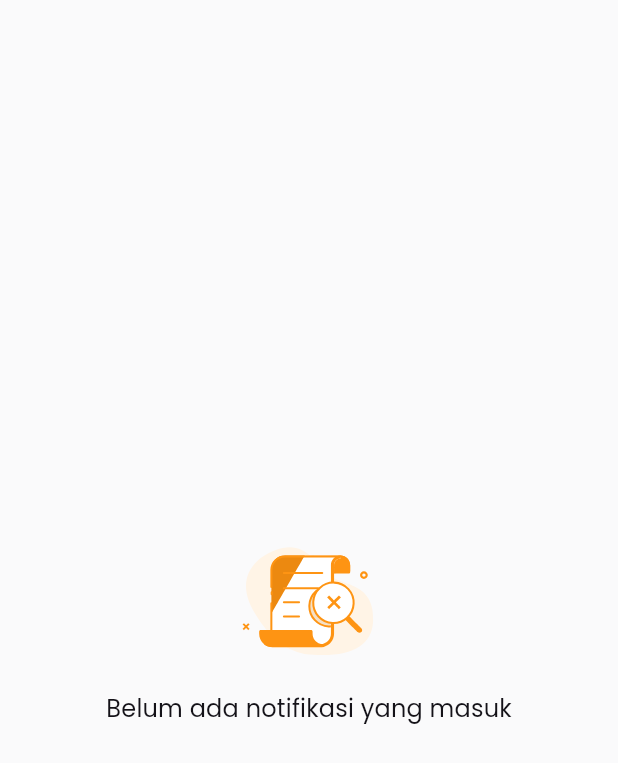
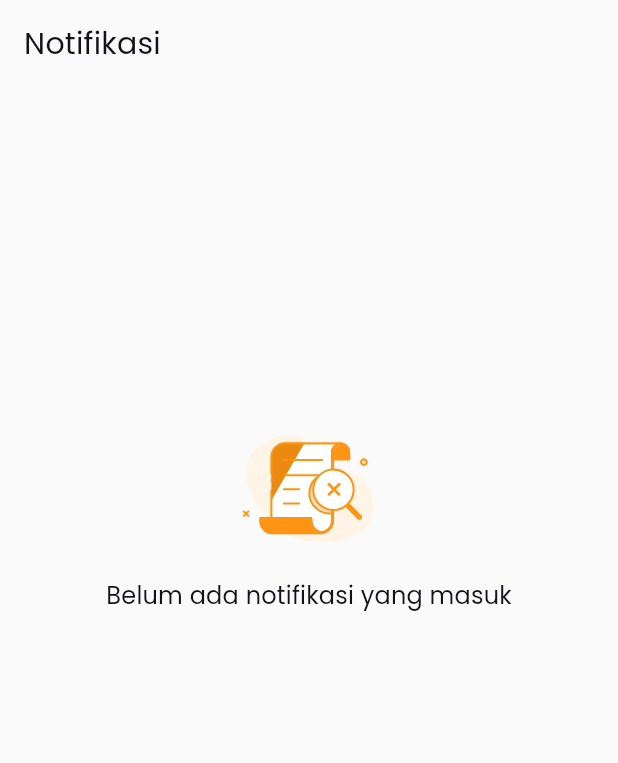
Before and after one commit to ahmadjanuar466/mobile_digister, a Flutter app: the NotificationScreen screen opened directly with empty values, on a phone screen of 412 x 824 dp. Shown: the top 763 px of the screen. Run offline on Flutter 3.47's test engine with Material 3 defaults, Android fonts, the light colour scheme and no system bars; drawn by our look-alikes of lottie, toastification; our stand-ins replace dio, dotted_border, firebase_core, firebase_messaging, flutter_animate, flutter_dotenv and 9 more; missing offline and left inert: flutter_vlc_player, mat_month_picker_dialog; accounts and stored records are empty; Roboto replaces fonts that are missing (Poppins_500).

Commit message:
update ui & fix memory leak

```diff
--- a/lib/screens/notification/notification_screen.dart
+++ b/lib/screens/notification/notification_screen.dart
@@ -126,7 +126,21 @@ class _NotificationScreenState extends State<NotificationScreen> {
                   )
                 ],
               )
-            : const EmptyData(title: 'Belum ada notifikasi yang masuk'),
+            : Column(
+                crossAxisAlignment: CrossAxisAlignment.start,
+                children: [
+                  Padding(
+                    padding: const EdgeInsets.all(16),
+                    child: Text(
+                      'Notifikasi',
+                      style: theme.textTheme.titleLarge,
+                    ),
+                  ),
+                  const Spacer(),
+                  const EmptyData(title: 'Belum ada notifikasi yang masuk'),
+                  const Spacer(flex: 2),
+                ],
+              ),
       ),
     );
   }
--- a/lib/screens/onboarding/onboarding_screen.dart
+++ b/lib/screens/onboarding/onboarding_screen.dart
@@ -1,5 +1,5 @@
 import 'package:digister/screens/onboarding/components/onboarding_buttons.dart';
-// import 'package:digister/screens/onboarding/components/onboarding_description.dart';
+import 'package:digister/screens/onboarding/components/onboarding_description.dart';
 import 'package:digister/utils/global.dart';
 import 'package:digister/utils/image_constants.dart';
 import 'package:flutter/material.dart';
@@ -33,7 +33,7 @@ class OnboardingScreen extends StatelessWidget {
                   width: 150,
                 ),
                 const Spacer(),
-                // const OnboardingDescription(),
+                const OnboardingDescription(),
                 const SizedBox(height: 20),
                 const OnboardingButtons()
               ].animate(interval: 200.ms).fadeIn(duration: 500.ms),
--- a/lib/utils/image_constants.dart
+++ b/lib/utils/image_constants.dart
@@ -20,4 +20,5 @@ class ImageAssets {
   static const guardImage = '$_imagePath/guard.png';
   static const asikImage = '$_imagePath/asik.webp';
   static const infoNotifImage = '$_imagePath/info-notif.png';
+  static const whatsappImage = '$_imagePath/whatsapp.png';
 }
```
Also changed, not shown: lib/models/home_menu_model.dart (+44 -48 lines), lib/screens/account/components/setting_profile.dart (+8 -1 lines), lib/screens/onboarding/components/onboarding_description.dart (+5 -4 lines), lib/screens/profile/profile_screen.dart (added, +13 -0 lines), lib/screens/treasury/treasury_screen.dart (+11 -3 lines).
